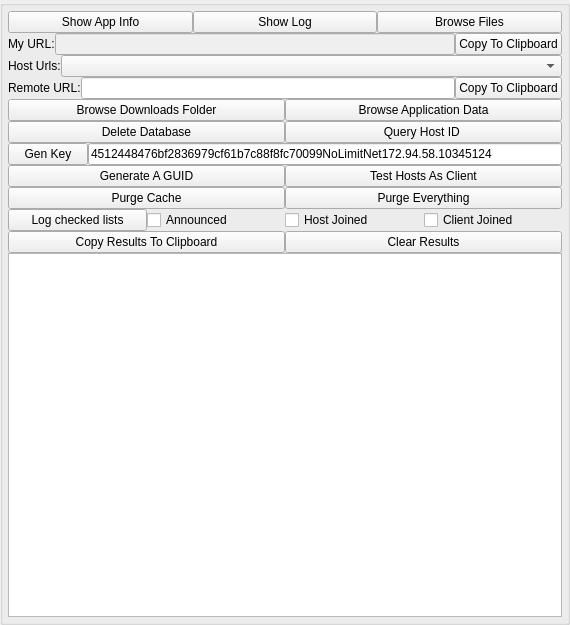
Above: nolimitgui/CommonSrc/Forms/AppletTestAndDebug.ui from nolimitconnect/NoLimitConnect before the change. Below: the same form after it.
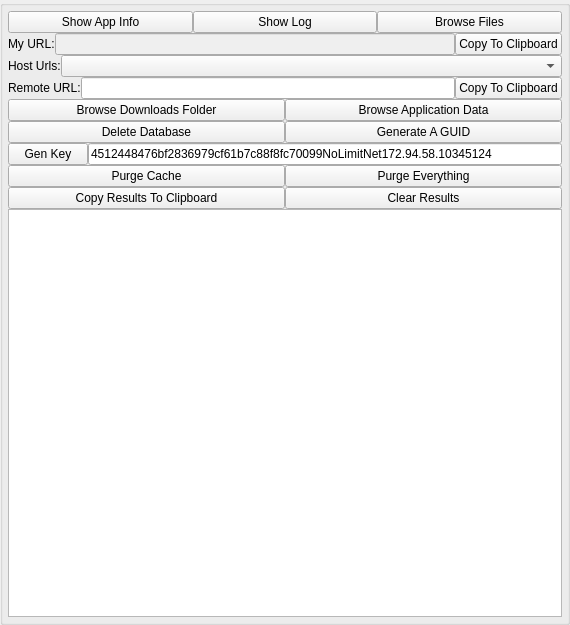
That is the form after the change.

```diff
--- a/nolimitgui/CommonSrc/Forms/AppletTestAndDebug.ui
+++ b/nolimitgui/CommonSrc/Forms/AppletTestAndDebug.ui
@@ -200,9 +200,9 @@
          </widget>
         </item>
         <item>
-         <widget class="QPushButton" name="m_QueryHostIdButton">
+         <widget class="QPushButton" name="m_GenerateGuidButton">
           <property name="text">
-           <string>Query Host ID </string>
+           <string>Generate A GUID</string>
           </property>
          </widget>
         </item>
@@ -227,22 +227,7 @@
        </layout>
       </item>
       <item>
-       <layout class="QHBoxLayout" name="horizontalLayout_5">
-        <item>
-         <widget class="QPushButton" name="m_GenerateGuidButton">
-          <property name="text">
-           <string>Generate A GUID</string>
-          </property>
-         </widget>
-        </item>
-        <item>
-         <widget class="QPushButton" name="m_HostClientTestButton">
-          <property name="text">
-           <string>Test Hosts As Client</string>
-          </property>
-         </widget>
-        </item>
-       </layout>
+       <layout class="QHBoxLayout" name="horizontalLayout_5"/>
       </item>
       <item>
        <layout class="QHBoxLayout" name="horizontalLayout_7">
@@ -263,36 +248,7 @@
        </layout>
       </item>
       <item>
-       <layout class="QHBoxLayout" name="horizontalLayout_6">
-        <item>
-         <widget class="QPushButton" name="m_ListActionButton">
-          <property name="text">
-           <string>Log checked lists</string>
-          </property>
-         </widget>
-        </item>
-        <item>
-         <widget class="QCheckBox" name="m_AnnouncedCheckBox">
-          <property name="text">
-           <string>Announced</string>
-          </property>
-         </widget>
-        </item>
-        <item>
-         <widget class="QCheckBox" name="m_HostJoinedCheckBox">
-          <property name="text">
-           <string>Host Joined</string>
-          </property>
-         </widget>
-        </item>
-        <item>
-         <widget class="QCheckBox" name="m_ClientJoinedCheckBox">
-          <property name="text">
-           <string>Client Joined</string>
-          </property>
-         </widget>
-        </item>
-       </layout>
+       <layout class="QHBoxLayout" name="horizontalLayout_6"/>
       </item>
       <item>
        <layout class="QHBoxLayout" name="horizontalLayout_9">
```
